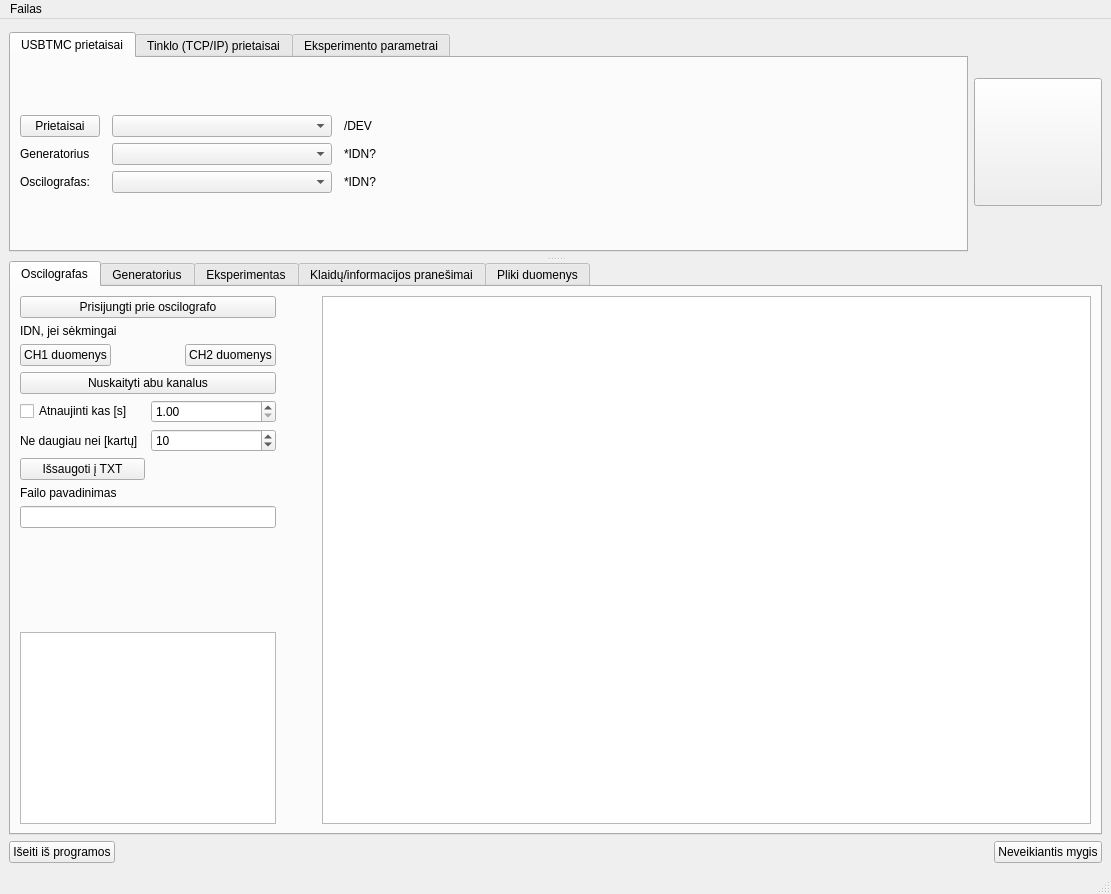
This is UIfiles/GUIThread.ui in userIsTaken/TryUSB as Qt 5 draws it before an edit. The edited form follows.
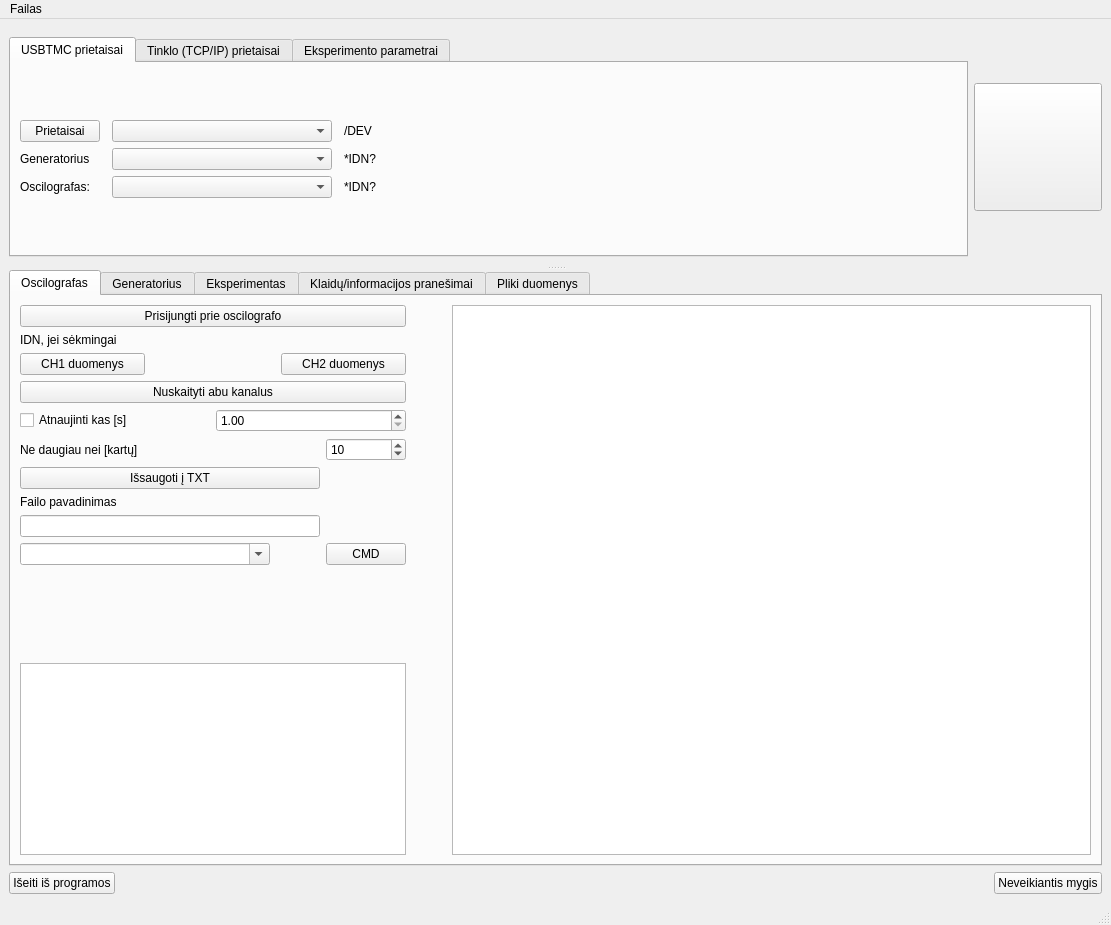
This is the edited form. The open tabs and pages were chosen to show the change. Icons and pictures are not drawn. Custom widgets are drawn as their Qt base class.

Commit message: some code cleaning, offset problems

What changed in the file:
```diff
--- a/UIfiles/GUIThread.ui
+++ b/UIfiles/GUIThread.ui
@@ -7,7 +7,7 @@
     <x>0</x>
     <y>0</y>
     <width>1111</width>
-    <height>894</height>
+    <height>925</height>
    </rect>
   </property>
   <property name="windowTitle">
@@ -20,7 +20,7 @@
       <property name="orientation">
        <enum>Qt::Vertical</enum>
       </property>
-      <widget class="QWidget" name="">
+      <widget class="QWidget" name="layoutWidget">
        <layout class="QGridLayout" name="gridLayout_3">
         <item row="0" column="0">
          <widget class="QTabWidget" name="devicesTabWidget">
@@ -440,23 +440,7 @@
            </property>
           </widget>
          </item>
-         <item row="0" column="2">
-          <spacer name="horizontalSpacer_10">
-           <property name="orientation">
-            <enum>Qt::Horizontal</enum>
-           </property>
-           <property name="sizeType">
-            <enum>QSizePolicy::Fixed</enum>
-           </property>
-           <property name="sizeHint" stdset="0">
-            <size>
-             <width>40</width>
-             <height>20</height>
-            </size>
-           </property>
-          </spacer>
-         </item>
-         <item row="0" column="3" rowspan="9">
+         <item row="0" column="3" rowspan="10">
           <widget class="PlotWidget" name="dataViewWidget">
            <property name="minimumSize">
             <size>
@@ -519,6 +503,22 @@
            </item>
           </layout>
          </item>
+         <item row="1" column="2">
+          <spacer name="horizontalSpacer_10">
+           <property name="orientation">
+            <enum>Qt::Horizontal</enum>
+           </property>
+           <property name="sizeType">
+            <enum>QSizePolicy::Fixed</enum>
+           </property>
+           <property name="sizeHint" stdset="0">
+            <size>
+             <width>40</width>
+             <height>20</height>
+            </size>
+           </property>
+          </spacer>
+         </item>
          <item row="2" column="0" colspan="2">
           <layout class="QGridLayout" name="gridLayout_9">
            <item row="0" column="0" colspan="2">
@@ -578,10 +578,30 @@
            </property>
           </widget>
          </item>
-         <item row="6" column="0" colspan="2">
-          <widget class="QLineEdit" name="textForTXTName"/>
+         <item row="6" column="0">
+          <widget class="QLineEdit" name="textForTXTName">
+           <property name="maximumSize">
+            <size>
+             <width>300</width>
+             <height>16777215</height>
+            </size>
+           </property>
+          </widget>
          </item>
          <item row="7" column="0">
+          <widget class="QComboBox" name="cmdBoxForOSC">
+           <property name="maximumSize">
+            <size>
+             <width>250</width>
+             <height>16777215</height>
+            </size>
+           </property>
+           <property name="editable">
+            <bool>true</bool>
+           </property>
+          </widget>
+         </item>
+         <item row="8" column="0">
           <spacer name="verticalSpacer_2">
            <property name="orientation">
             <enum>Qt::Vertical</enum>
@@ -594,7 +614,7 @@
            </property>
           </spacer>
          </item>
-         <item row="8" column="0" colspan="2">
+         <item row="9" column="0" colspan="2">
           <widget class="QPlainTextEdit" name="plainConfigOscilograph">
            <property name="sizePolicy">
             <sizepolicy hsizetype="Preferred" vsizetype="Expanding">
@@ -604,6 +624,13 @@
            </property>
           </widget>
          </item>
+         <item row="7" column="1">
+          <widget class="QPushButton" name="sendCustomCMDoscil">
+           <property name="text">
+            <string>CMD</string>
+           </property>
+          </widget>
+         </item>
         </layout>
        </widget>
        <widget class="QWidget" name="generator_tab">
```
Left out of the diff: 56 changed lines with no effect on the pictures. The commit also changes 2 other files.
